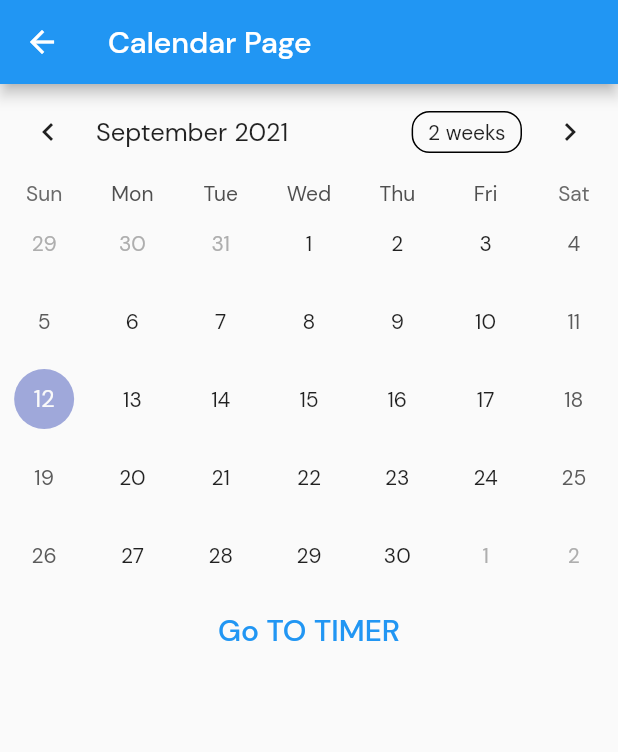
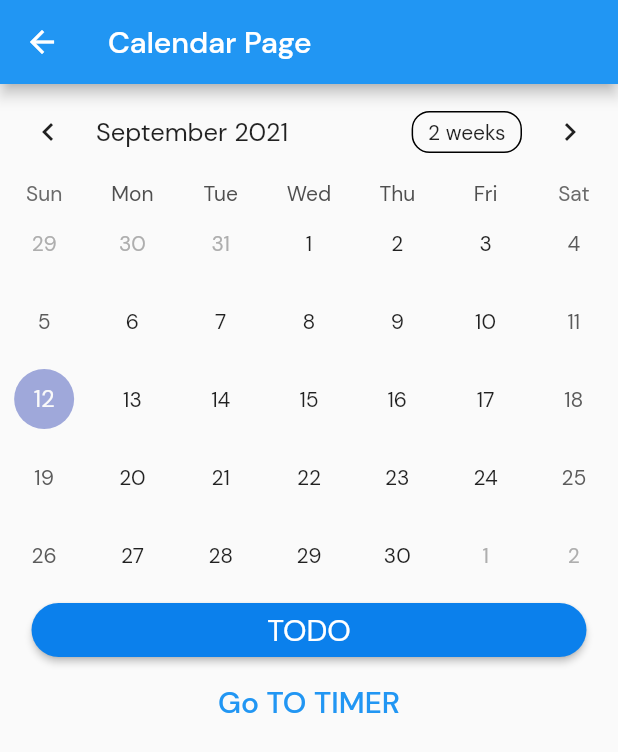
Before and after one commit to ahmadrafidev/habit-tracker, a Flutter app: the CalendarScreen screen opened by its route, on a phone screen of 412 x 824 dp. Shown: the top 752 px of the screen. Run offline on Flutter 3.47's test engine with Material 2 defaults, Android fonts, the light colour scheme and no system bars; drawn by our look-alikes of table_calendar; our stand-ins replace circular_countdown_timer, google_fonts, persistent_bottom_nav_bar, rflutter_alert.

Commit message:
Adding widget in calendar screen. TODO: Finishing when widget is pressed

```diff
--- a/lib/screens/calendar_screen.dart
+++ b/lib/screens/calendar_screen.dart
@@ -1,5 +1,8 @@
 import 'package:flutter/material.dart';
+import 'package:habittracker/models/todo.dart';
 import 'package:table_calendar/table_calendar.dart';
+
+import '../widget/todo_list.dart';
 
 class CalendarScreen extends StatefulWidget {
   static const routeName = '/calendar';
@@ -11,12 +14,24 @@ class CalendarScreen extends StatefulWidget {
 }
 
 class _CalendarScreenState extends State<CalendarScreen> {
+
   CalendarFormat _calendarFormat = CalendarFormat.month;
   DateTime _focusedDay = DateTime.now();
   DateTime? _selectedDay;
   final today = DateTime.now();
   get firstDay => DateTime(today.year, today.month - 12, today.day);
   get lastDay => DateTime(today.year, today.month + 12, today.day);
+
+  /* this is function for todolist */
+
+  final List<Todo> _userTodo = [];
+
+
+  void _deleteTodo(String id) {
+    setState(() {
+      _userTodo.removeWhere((ctx) => ctx.id == id);
+    });
+  }
 
   @override
   Widget build(BuildContext context) {
@@ -56,6 +71,7 @@ class _CalendarScreenState extends State<CalendarScreen> {
                   }
                 }
                 ),
+            ToDoList(_userTodo, _deleteTodo),
             TextButton(
                 onPressed: () {
                   Navigator.pushNamed(context, '/timer');
--- a/lib/screens/tabs_screen.dart
+++ b/lib/screens/tabs_screen.dart
@@ -13,7 +13,7 @@ class TabsScreen extends StatelessWidget {
 
 
   List<Widget> _buildScreens() {
-    return [HomeScreen(), CalendarScreen(), TimerScreen()];
+    return [HomeScreen(), const CalendarScreen(), const TimerScreen()];
   }
 
   List<PersistentBottomNavBarItem> _navBarsItems() {
--- a/lib/widget/todo_list.dart
+++ b/lib/widget/todo_list.dart
@@ -1 +1,77 @@
+// ignore_for_file: sized_box_for_whitespace
+
 import 'package:flutter/material.dart';
+import 'package:intl/intl.dart';
+
+import '../models/todo.dart';
+
+class ToDoList extends StatelessWidget {
+  final List<Todo> todo;
+  final Function deleteTodo;
+
+  ToDoList(
+    this.todo,
+    this.deleteTodo
+  );
+
+  @override
+  Widget build(BuildContext context) {
+    return Column(
+      mainAxisSize: MainAxisSize.min,
+      children: <Widget>[
+        Container(
+          width: 370,
+          child: todo.isEmpty
+            ? ElevatedButton(
+              style: ElevatedButton.styleFrom(
+                shape: const StadiumBorder(),
+                primary: const Color.fromRGBO(11, 128, 236, 1),
+                textStyle: const TextStyle(
+                  fontFamily: 'DMSans',
+                  fontSize: 20,
+                  fontWeight: FontWeight.w400),
+              ),
+              onPressed: (){},
+              child: const Text(
+                'TODO',
+                )
+              )
+            : ListView.builder(
+              itemBuilder: (ctx, index) {
+                return Card (
+                  elevation: 5,
+                  margin: const EdgeInsets.symmetric(
+                    vertical: 8,
+                    horizontal: 5,
+                  ),
+                  child: ListTile(
+                    leading: CircleAvatar(
+                      radius: 30,
+                      child: Padding(
+                        padding: const EdgeInsets.all(6),
+                        child: FittedBox(
+                          child: Text('\$${todo[index].date}'),
+                        ),
+                      ),
+                    ),
+                    title: Text(
+                      todo[index].name!,
+                      style: Theme.of(context).textTheme.bodyText1,
+                    ),
+                    subtitle: Text(
+                      DateFormat.yMMMd().format(todo[index].date!),
+                    ),
+                    trailing: IconButton(
+                       icon: Icon(Icons.delete),
+                      color: Theme.of(context).errorColor,
+                      onPressed: () => deleteTodo(todo[index].id),
+                    ),
+                  ),
+                );
+              }
+            ),
+        ),
+      ],
+    );
+  }
+}
--- a/pubspec.yaml
+++ b/pubspec.yaml
@@ -79,6 +79,8 @@ flutter:
   # assets:
   #   - images/a_dot_burr.jpeg
   #   - images/a_dot_ham.jpeg
+  assets:
+    - assets/images/waiting.png
 
   # An image asset can refer to one or more resolution-specific "variants", see
   # https://flutter.dev/assets-and-images/#resolution-aware.
```
Also changed, not shown: assets/images/waiting.png (added). Lines whose indentation alone changed are shown as unchanged.
